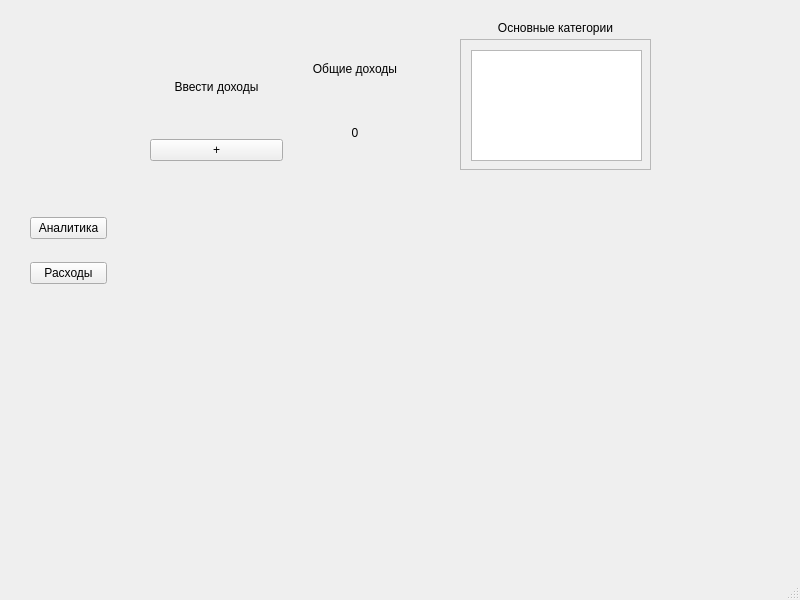
LevGolodin/C-Project, file untitled1/income.ui: the form before one commit.
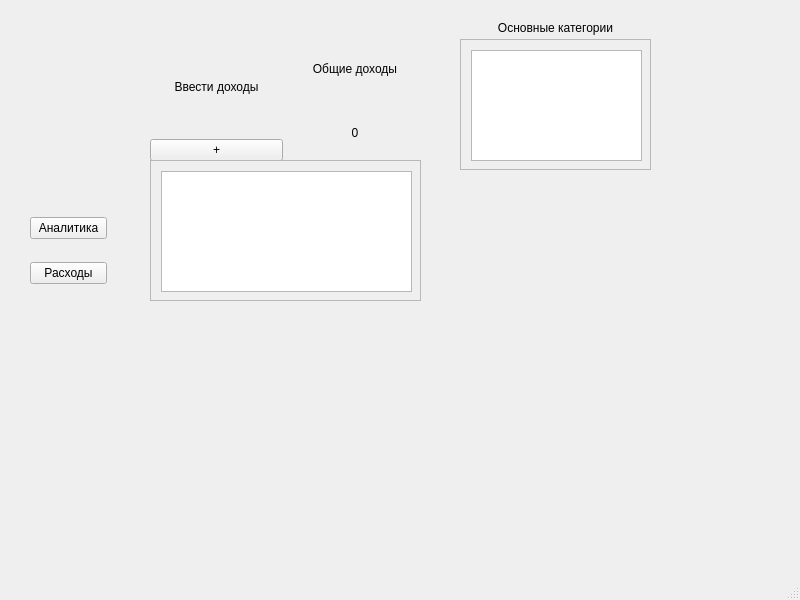
The form after the commit.

The edit to the form file:
```diff
--- a/untitled1/income.ui
+++ b/untitled1/income.ui
@@ -146,6 +146,39 @@
      <set>Qt::AlignCenter</set>
     </property>
    </widget>
+   <widget class="QScrollArea" name="scrollArea_2">
+    <property name="geometry">
+     <rect>
+      <x>150</x>
+      <y>160</y>
+      <width>271</width>
+      <height>141</height>
+     </rect>
+    </property>
+    <property name="widgetResizable">
+     <bool>true</bool>
+    </property>
+    <widget class="QWidget" name="scrollAreaWidgetContents_2">
+     <property name="geometry">
+      <rect>
+       <x>0</x>
+       <y>0</y>
+       <width>269</width>
+       <height>139</height>
+      </rect>
+     </property>
+     <widget class="QListWidget" name="listWidget_2">
+      <property name="geometry">
+       <rect>
+        <x>10</x>
+        <y>10</y>
+        <width>251</width>
+        <height>121</height>
+       </rect>
+      </property>
+     </widget>
+    </widget>
+   </widget>
   </widget>
   <widget class="QMenuBar" name="menubar">
    <property name="geometry">
```
